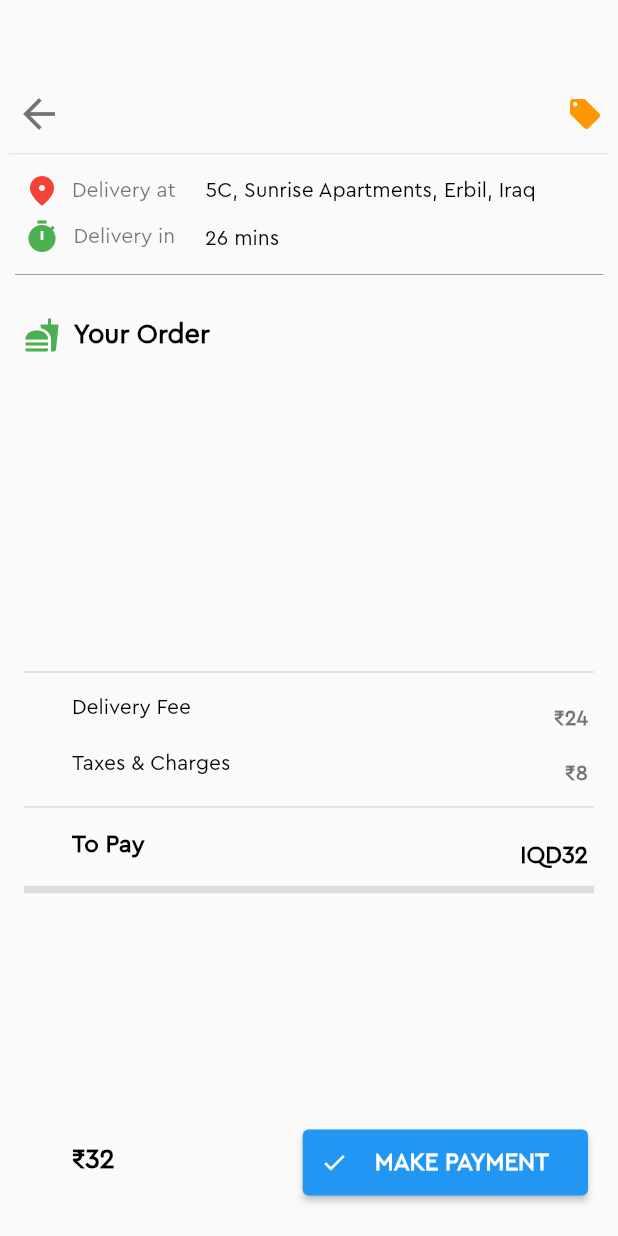
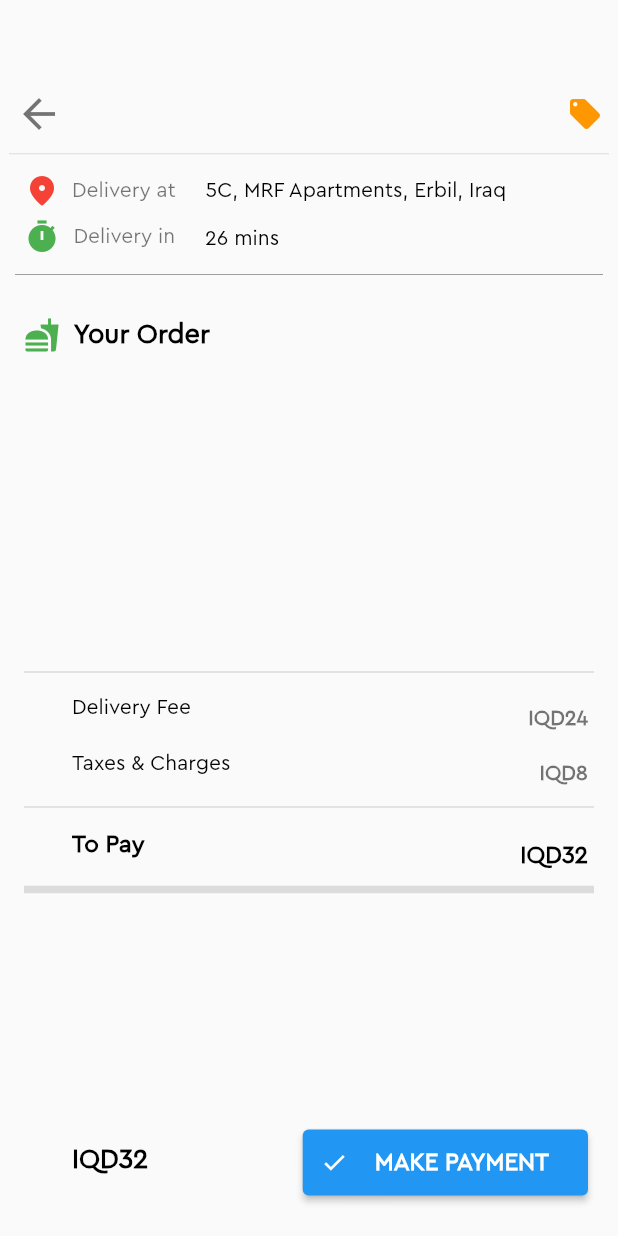
Before and after one commit to kkurdaaa/food-delivery, a Flutter app: the Checkout screen opened directly with empty values, on a phone screen of 412 x 824 dp. Run offline on Flutter 3.47's test engine with Material 2 defaults, Android fonts, the phone set to English and light mode, and no system bars; our stand-ins replace carousel_slider, image_picker, share_plus, shared_preferences; missing offline and left inert: flutter_custom_tabs; accounts and stored records are empty.

Commit message:
changing some styles

```diff
--- a/lib/checkout.dart
+++ b/lib/checkout.dart
@@ -27,7 +27,7 @@ class Checkout extends StatefulWidget {
 class _Checkout extends State<Checkout> {
   var itemAddedToCart = false;
   LocationModel location = LocationModel(
-      title: '5C, Sunrise Apartments',
+      title: '5C, MRF Apartments',
       address: 'Erbil, Iraq',
       type: 'Other',
       selected: true);
@@ -250,7 +250,7 @@ class _Checkout extends State<Checkout> {
             Padding(
               padding: EdgeInsets.only(bottom: 5, left: 16, right: 20, top: 14),
               child: Text(
-                '₹' + widget.deliveryFee.toString(),
+                'IQD' + widget.deliveryFee.toString(),
                 textAlign: TextAlign.start,
                 style: TextStyle(
                   fontSize: 14.0,
@@ -279,7 +279,7 @@ class _Checkout extends State<Checkout> {
             Padding(
               padding: EdgeInsets.only(bottom: 5, left: 16, right: 20, top: 14),
               child: Text(
-                '₹' + widget.tax.toString(),
+                'IQD' + widget.tax.toString(),
                 textAlign: TextAlign.start,
                 style: TextStyle(
                   fontSize: 14.0,
@@ -341,7 +341,7 @@ class _Checkout extends State<Checkout> {
                     padding:
                         EdgeInsets.only(bottom: 5, left: 48, right: 8, top: 0),
                     child: Text(
-                      '₹' + totalPay.toString(),
+                      'IQD' + totalPay.toString(),
                       textAlign: TextAlign.start,
                       style: TextStyle(
                         fontSize: 18.0,
@@ -443,7 +443,7 @@ class _Checkout extends State<Checkout> {
                 padding:
                     EdgeInsets.only(bottom: 5, left: 48, right: 16, top: 0),
                 child: Text(
-                  '₹' + obj.price.toString(),
+                  'IQD' + obj.price.toString(),
                   textAlign: TextAlign.start,
                   style: TextStyle(
                     fontSize: 14.0,
@@ -456,7 +456,7 @@ class _Checkout extends State<Checkout> {
                 padding:
                     EdgeInsets.only(bottom: 5, left: 16, right: 20, top: 0),
                 child: Text(
-                  '₹' + (obj.price * obj.quantity).toString(),
+                  'IQD' + (obj.price * obj.quantity).toString(),
                   textAlign: TextAlign.start,
                   style: TextStyle(
                     fontSize: 14.0,
--- a/lib/menu.dart
+++ b/lib/menu.dart
@@ -445,7 +445,7 @@ class _Menu extends State<Menu> {
                       padding: EdgeInsets.only(
                           bottom: 5, left: 16, right: 10, top: 0),
                       child: Text(
-                        '₹' + menuObj.price.toString(),
+                        'IQD' + menuObj.price.toString(),
                         textAlign: TextAlign.start,
                         style: TextStyle(
                           fontSize: 14.0,
```
